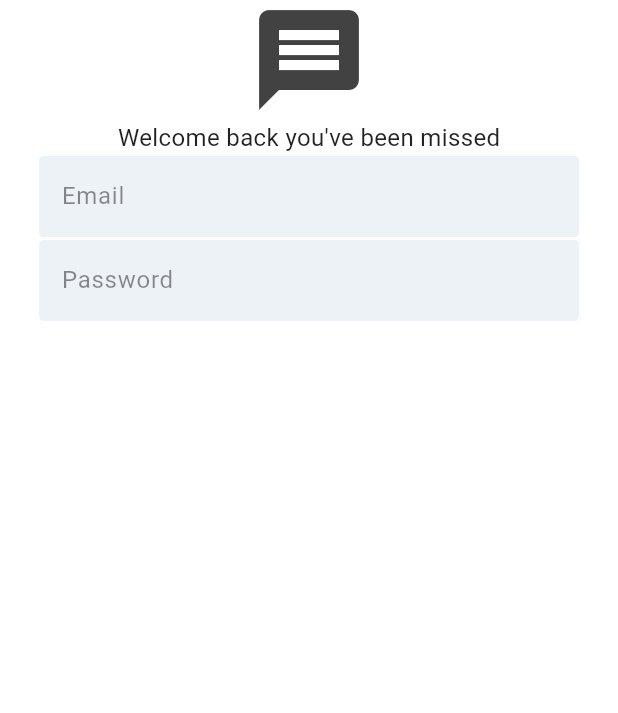
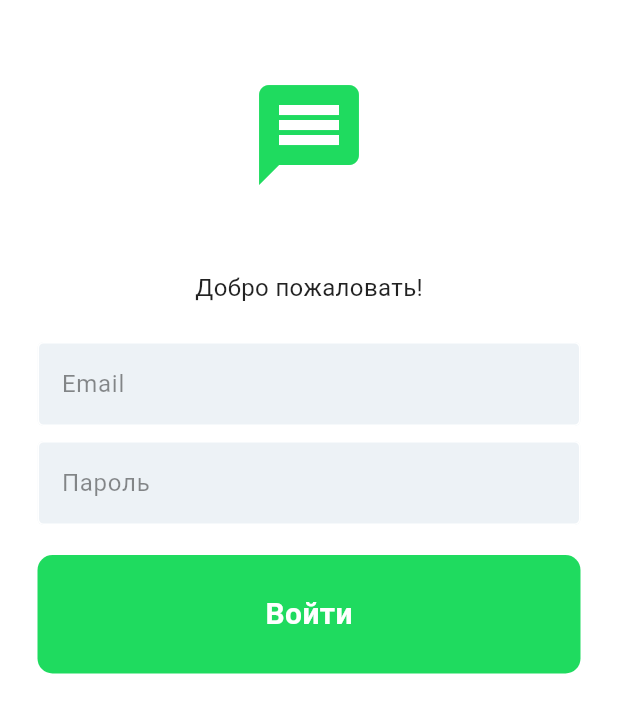
Before and after one commit to jagmia2/chat_app, a Flutter app: the screen it shows after launch, on a phone screen of 412 x 824 dp. Shown: the top 713 px of the screen. Run offline on Flutter 3.47's test engine with Material 3 defaults, Android fonts, the phone set to English and light mode, and no system bars.

Commit message:
login button added

```diff
--- /dev/null
+++ b/lib/components/my_button.dart
@@ -0,0 +1,33 @@
+import 'package:flutter/material.dart';
+
+class MyButton extends StatelessWidget {
+  final void Function()? onTap;
+  final String text;
+  const MyButton({
+    super.key,
+    required this.onTap,
+    required this.text,
+  });
+
+  @override
+  Widget build(BuildContext context) {
+    return GestureDetector(
+      onTap: onTap,
+      child: Container(
+        padding: const EdgeInsets.all(25),
+        decoration: BoxDecoration(
+            color: Color(0xFF1FDB5F), borderRadius: BorderRadius.circular(10)),
+        child: Center(
+          child: Text(
+            text,
+            style: TextStyle(
+              color: Colors.white,
+              fontWeight: FontWeight.bold,
+              fontSize: 20,
+            ),
+          ),
+        ),
+      ),
+    );
+  }
+}
--- a/lib/pages/login_page.dart
+++ b/lib/pages/login_page.dart
@@ -1,3 +1,4 @@
+import 'package:chat_app/components/my_button.dart';
 import 'package:chat_app/components/my_text_field.dart';
 import 'package:flutter/material.dart';
 
@@ -22,34 +23,39 @@ class _LoginPageState extends State<LoginPage> {
             padding: const EdgeInsets.symmetric(horizontal: 25),
             child: Column(
               children: [
+                const SizedBox(height: 50),
                 //logo
                 Icon(
                   Icons.message,
                   size: 80,
-                  color: Colors.grey[800],
+                  color: Color(0xFF1FDB5F),
                 ),
+                const SizedBox(height: 50),
                 //welcome back message
                 const Text(
-                  "Welcome back you\'ve been missed",
+                  "Добро пожаловать!",
                   style: TextStyle(
                     fontSize: 16,
                     color: Colors.black87,
                   ),
                 ),
+                const SizedBox(height: 25),
                 //email textfield
                 MyTextField(
                   controller: emailController,
                   hintText: 'Email',
                   obscureText: false,
                 ),
+                const SizedBox(height: 10),
                 //password textfield
                 MyTextField(
                   controller: passwordController,
-                  hintText: 'Password',
+                  hintText: 'Пароль',
                   obscureText: true,
                 ),
+                const SizedBox(height: 20),
                 //sign in button
-
+                MyButton(onTap: () {}, text: "Войти")
                 //not a member? register now
               ],
             ),
```
